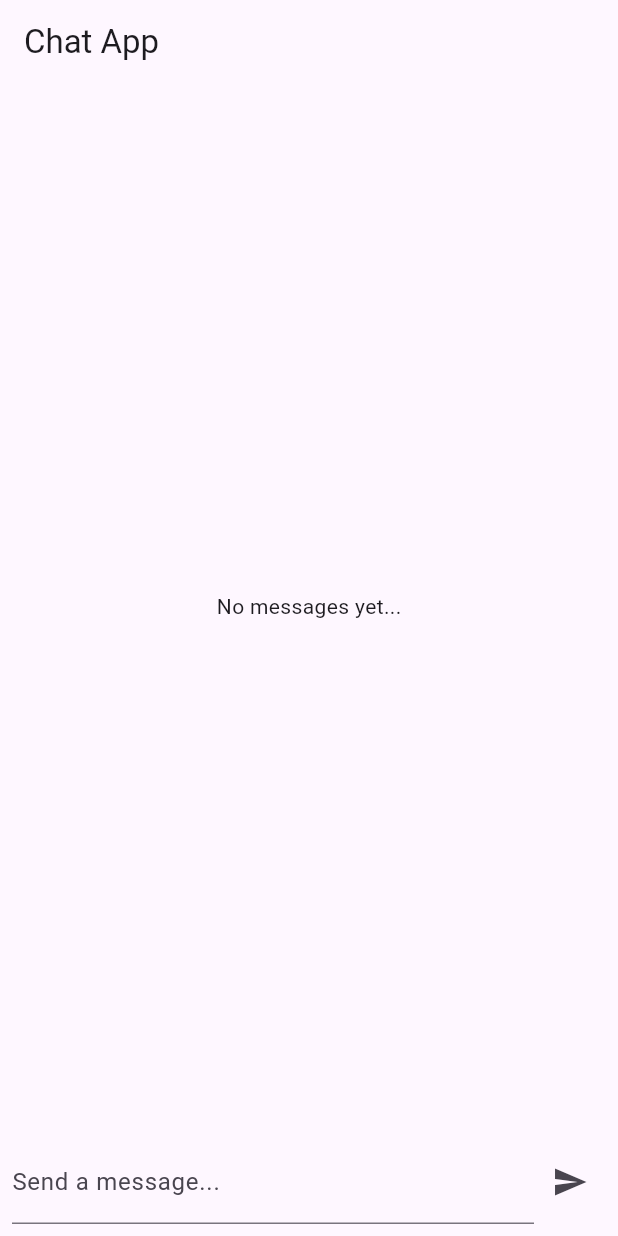
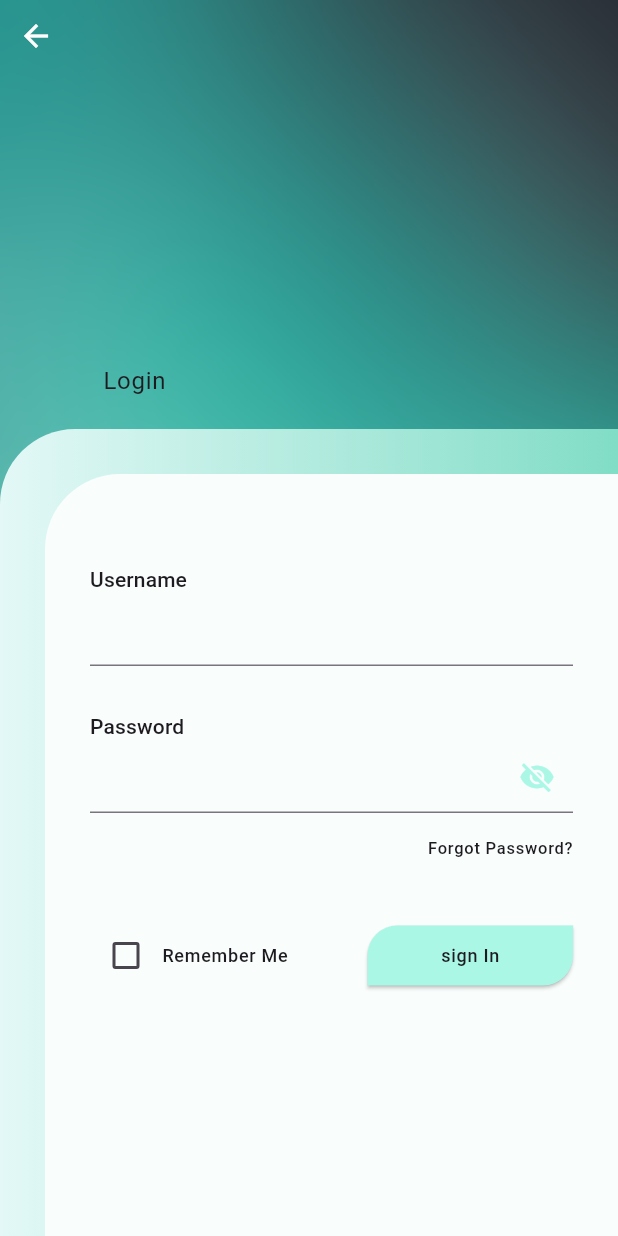
Before and after one commit to 3bdsyd/chat-app, a Flutter app: the screen it shows after launch, on a phone screen of 412 x 824 dp. Run offline on Flutter 3.47's test engine with Material 3 defaults, Android fonts, the phone set to English and light mode, and no system bars; our stand-ins replace cloud_firestore, firebase_auth, firebase_core, flutter_bloc, google_fonts; accounts and stored records are empty.

Commit message:
finish aith

```diff
--- /dev/null
+++ b/lib/logic/auth_cubit/auth_cubit.dart
@@ -0,0 +1,93 @@
+import 'package:chat_app/chat_screen.dart';
+import 'package:flutter_bloc/flutter_bloc.dart';
+import 'package:flutter/material.dart';
+import 'package:firebase_auth/firebase_auth.dart';
+
+part 'auth_state.dart';
+
+class AuthCubit extends Cubit<AuthState> {
+  final FirebaseAuth firebaseAuth = FirebaseAuth.instance;
+
+  // Controllers
+  final TextEditingController signUpEmailController = TextEditingController();
+  final TextEditingController signUpPasswordController =
+      TextEditingController();
+  final TextEditingController signInEmailController = TextEditingController();
+  final TextEditingController signInPasswordController =
+      TextEditingController();
+
+  AuthCubit() : super(AuthInitial());
+
+  // Method to handle visibility change for password fields
+  bool isVisibility = false;
+  void toggleVisibility() {
+    isVisibility = !isVisibility;
+    emit(AuthVisibilityChanged(isVisibility));
+  }
+
+  // Sign Up with Email
+  void signUpWithEmail({
+    required String email,
+    required String password,
+  }) async {
+    emit(AuthLoading());
+
+    try {
+      await firebaseAuth.createUserWithEmailAndPassword(
+        email: email,
+        password: password,
+      );
+      emit(AuthSuccess());
+      // Get.offAllNamed('/homeScreen');
+    } on FirebaseAuthException catch (e) {
+      if (e.code == 'weak-password') {
+        emit(AuthFailure(message: 'The password provided is too weak.'));
+      } else if (e.code == 'email-already-in-use') {
+        emit(
+            AuthFailure(message: 'The account already exists for that email.'));
+      } else {
+        emit(AuthFailure(message: e.toString()));
+      }
+    } catch (e) {
+      emit(AuthFailure(message: e.toString()));
+    }
+  }
+
+  // Sign In with Email
+  void signInWithEmail(
+    BuildContext context, {
+    required String email,
+    required String password,
+  }) async {
+    emit(AuthLoading());
+
+    try {
+      await firebaseAuth.signInWithEmailAndPassword(
+        email: email,
+        password: password,
+      );
+      // boxLogin.write('loginKey', true);
+      emit(AuthSuccess());
+      Navigator.push(
+          context, MaterialPageRoute(builder: (context) => ChatScreen()));
+    } on FirebaseAuthException catch (e) {
+      if (e.code == 'user-not-found') {
+        emit(AuthFailure(message: 'No user found for that email.'));
+      } else if (e.code == 'wrong-password') {
+        emit(AuthFailure(message: 'Wrong password provided.'));
+      } else {
+        emit(AuthFailure(message: e.toString()));
+      }
+    } catch (e) {
+      emit(AuthFailure(message: e.toString()));
+    }
+  }
+
+  // Sign Out
+  void signOut() async {
+    // boxLogin.write('loginKey', false);
+    await firebaseAuth.signOut();
+    emit(AuthSignedOut());
+    // Get.toNamed('/loginScreen');
+  }
+}
--- /dev/null
+++ b/lib/logic/auth_cubit/auth_state.dart
@@ -0,0 +1,23 @@
+part of 'auth_cubit.dart';
+
+abstract class AuthState {}
+
+class AuthInitial extends AuthState {}
+
+class AuthLoading extends AuthState {}
+
+class AuthSuccess extends AuthState {}
+
+class AuthFailure extends AuthState {
+  final String message;
+
+  AuthFailure({required this.message});
+}
+
+class AuthVisibilityChanged extends AuthState {
+  final bool isVisible;
+
+  AuthVisibilityChanged(this.isVisible);
+}
+
+class AuthSignedOut extends AuthState {}
--- a/lib/main.dart
+++ b/lib/main.dart
@@ -1,6 +1,9 @@
+import 'package:chat_app/logic/auth_cubit/auth_cubit.dart';
+import 'package:chat_app/view/login_screen.dart';
 import 'package:flutter/material.dart';
 import 'package:firebase_core/firebase_core.dart';
 import 'package:flutter_bloc/flutter_bloc.dart';
+import 'package:google_fonts/google_fonts.dart';
 import 'chat_screen.dart';
 import 'chat_cubit.dart';
 
@@ -21,14 +24,18 @@ class MyApp extends StatelessWidget {
           create: (context) =>
               ChatCubit()..fetchMessages(), // Provide the ChatCubit globally
         ),
+        BlocProvider(
+          create: (context) => AuthCubit(),
+        ),
       ],
       child: MaterialApp(
         debugShowCheckedModeBanner: false,
         title: 'Chat App',
         theme: ThemeData(
+          textTheme: GoogleFonts.aDLaMDisplayTextTheme(),
           primarySwatch: Colors.blue,
         ),
-        home: ChatScreen(),
+        home: LoginScreen(),
       ),
     );
   }
--- /dev/null
+++ b/lib/utils/colors_utils.dart
@@ -0,0 +1,7 @@
+import 'package:chat_app/utils/hex_color.dart';
+import 'package:flutter/material.dart';
+
+class ColorsUtils {
+  static Color mainColor = HexColor('#33084b');
+  static Color backgroundColor = HexColor('AAF7E6');
+}
--- /dev/null
+++ b/lib/utils/hex_color.dart
@@ -0,0 +1,11 @@
+import 'package:flutter/material.dart';
+
+class HexColor extends Color {
+  HexColor(final String hexColor) : super(_getColorFromHex(hexColor));
+
+  static int _getColorFromHex(String hexColor) {
+    hexColor = hexColor.toUpperCase().replaceAll('#', '');
+    hexColor = hexColor.length == 6 ? 'FF$hexColor' : '';
+    return int.parse(hexColor, radix: 16);
+  }
+}
--- /dev/null
+++ b/lib/utils/text_utils.dart
@@ -0,0 +1,22 @@
+class TextUtils {
+  static const String appName = 'PLUTO MOVIE';
+  static const String splashScreen = '/';
+  static const String signUpScreen = '/SignUpScreen';
+  static const String loginScreen = '/LoginScreen';
+  static const String homeScreen = '/HomeScreen';
+  static const String detailsScreen = '/DetailsScreen';
+  static const String signIn = 'sign In';
+  static const String login = 'Login';
+  static const String signUp = 'Sign Up';
+
+  static const String register = 'Register';
+  static const String rememberMe = 'Remember Me';
+  static const String nameValid = r'^[a-z A-Z]+$';
+  static const String emailValid =
+      r"^[a-zA-Z0-9.a-zA-Z0-9.!#$%&'*+-/=?^_`{|}~]+@[a-zA-Z0-9]+\.[a-zA-Z]+";
+  static const String passwordValid =
+      r'^(?=.*?[A-Z])(?=.*?[a-z])(?=.*?[0-9])(?=.*?[!@#\$&*~]).{8,}$';
+  static const String baseUrl = 'https://api.themoviedb.org';
+  static const String baseUrlImage = 'https://image.tmdb.org/t/p/w500/';
+  static const String loginKey = 'loginKey';
+}
--- /dev/null
+++ b/lib/view/login_screen.dart
@@ -0,0 +1,314 @@
+import 'package:chat_app/logic/auth_cubit/auth_cubit.dart';
+import 'package:chat_app/utils/colors_utils.dart';
+import 'package:chat_app/utils/text_utils.dart';
+import 'package:flutter/material.dart';
+import 'package:flutter_bloc/flutter_bloc.dart';
+
+class LoginScreen extends StatelessWidget {
+  LoginScreen({super.key});
+  final GlobalKey<FormState> keyForm = GlobalKey<FormState>();
+
+  @override
+  Widget build(BuildContext context) {
+    return SafeArea(
+      child: Scaffold(
+        body: Container(
+          height: double.infinity,
+          width: double.infinity,
+          decoration: const BoxDecoration(
+            image: DecorationImage(
+              fit: BoxFit.fill,
+              image: AssetImage('assets/images/login_image.png'),
+            ),
+          ),
+          child: Column(
+            children: [
+              Align(
+                alignment: Alignment.centerLeft,
+                child: IconButton(
+                  onPressed: () {
+                    Navigator.of(context).pop();
+                  },
+                  icon: const Icon(Icons.arrow_back),
+                  color: Colors.white,
+                ),
+              ),
+              Expanded(flex: 1, child: Container()),
+              Expanded(
+                flex: 3,
+                child: Column(
+                  children: [
+                    Row(
+                      children: [
+                        Expanded(flex: 1, child: Container()),
+                        Expanded(
+                          flex: 5,
+                          child: Text(
+                            TextUtils.login,
+                            style: Theme.of(context).textTheme.bodyLarge,
+                          ),
+                        ),
+                      ],
+                    ),
+                    Expanded(
+                      child: Container(
+                        margin: const EdgeInsets.only(top: 20),
+                        width: double.infinity,
+                        padding: const EdgeInsets.only(left: 30, top: 30),
+                        decoration: const BoxDecoration(
+                          gradient: LinearGradient(
+                            begin: Alignment.centerLeft,
+                            end: Alignment.centerRight,
+                            colors: [
+                              Color.fromARGB(255, 227, 248, 247),
+                              Color.fromARGB(255, 129, 221, 198),
+                            ],
+                          ),
+                          borderRadius: BorderRadius.only(
+                            topLeft: Radius.circular(50),
+                          ),
+                        ),
+                        child: Container(
+                          decoration: const BoxDecoration(
+                            color: Color.fromARGB(255, 249, 253, 252),
+                            borderRadius: BorderRadius.only(
+                              topLeft: Radius.circular(50),
+                            ),
+                          ),
+                          child: Padding(
+                            padding: const EdgeInsets.all(30.0),
+                            child: SingleChildScrollView(
+                              child: Form(
+                                key: keyForm,
+                                child: Column(
+                                  crossAxisAlignment: CrossAxisAlignment.start,
+                                  children: [
+                                    NameAndPasswordWidget(
+                                      isLoginScreen: true,
+                                    ),
+                                    SizedBox(height: 40),
+                                    ButtonSignInWidget(
+                                      isLoginScreen: true,
+                                      keyForm: keyForm,
+                                    ),
+                                  ],
+                                ),
+                              ),
+                            ),
+                          ),
+                        ),
+                      ),
+                    ),
+                  ],
+                ),
+              ),
+            ],
+          ),
+        ),
+      ),
+    );
+  }
+}
+
+class NameAndPasswordWidget extends StatelessWidget {
+  const NameAndPasswordWidget({
+    super.key,
+    required this.isLoginScreen,
+  });
+
+  final bool isLoginScreen;
+
+  @override
+  Widget build(BuildContext context) {
+    final authCubit = context.read<AuthCubit>();
+
+    return Column(
+      children: [
+        SizedBox(height: 30),
+        Align(
+          alignment: Alignment.centerLeft,
+          child: Text(
+            'Username',
+            style: Theme.of(context).textTheme.labelLarge,
+          ),
+        ),
+        FromFieldWidget(
+          isEmail: true,
+          validator: (value) {
+            if (!RegExp(TextUtils.emailValid).hasMatch(value)) {
+              return 'Enter a Valid Email Address';
+            } else {
+              return null;
+            }
+          },
+          controller: isLoginScreen
+              ? authCubit.signInEmailController
+              : authCubit.signUpEmailController,
+          hintText: isLoginScreen ? '' : 'EX: Abdulrahman',
+        ),
+        SizedBox(height: 30),
+        Align(
+          alignment: Alignment.centerLeft,
+          child: Text(
+            'Password',
+            style: Theme.of(context).textTheme.labelLarge,
+          ),
+        ),
+        FromFieldWidget(
+          isEmail: false,
+          validator: (value) {
+            if (value.toString().isEmpty ||
+                !RegExp(TextUtils.passwordValid).hasMatch(value)) {
+              return 'Enter valid password';
+            } else {
+              return null;
+            }
+          },
+          controller: isLoginScreen
+              ? authCubit.signInPasswordController
+              : authCubit.signUpPasswordController,
+          hintText: isLoginScreen ? '' : 'EX: pa#dd1*23',
+        ),
+        SizedBox(height: 15),
+        isLoginScreen
+            ? Align(
+                alignment: Alignment.bottomRight,
+                child: Text(
+                  'Forgot Password?',
+                  style: Theme.of(context).textTheme.labelSmall,
+                ),
+              )
+            : Container(),
+      ],
+    );
+  }
+}
+
+class ButtonSignInWidget extends StatelessWidget {
+  const ButtonSignInWidget({
+    super.key,
+    required this.isLoginScreen,
+    required this.keyForm,
+  });
+
+  final bool isLoginScreen;
+  final GlobalKey<FormState> keyForm;
+
+  @override
+  Widget build(BuildContext context) {
+    final authCubit = context.read<AuthCubit>();
+
+    return Row(
+      children: [
+        Checkbox(
+          value: false,
+          onChanged: (_) {},
+        ),
+        Expanded(
+          flex: 2,
+          child: Text(
+            TextUtils.rememberMe,
+            style: Theme.of(context).textTheme.labelMedium,
+          ),
+        ),
+        Expanded(child: Container(), flex: 1),
+        Expanded(
+          flex: 3,
+          child: ElevatedButton(
+            onPressed: () {
+              if (isLoginScreen) {
+                authCubit.signInWithEmail(
+                  context,
+                  email: authCubit.signInEmailController.text,
+                  password: authCubit.signInPasswordController.text,
+                );
+              } else {
+                if (keyForm.currentState!.validate()) {
+                  authCubit.signUpWithEmail(
+                    email: authCubit.signUpEmailController.text,
+                    password: authCubit.signUpPasswordController.text,
+                  );
+                }
+              }
+            },
+            style: ElevatedButton.styleFrom(
+              backgroundColor: ColorsUtils.backgroundColor,
+              shape: const RoundedRectangleBorder(
+                borderRadius: BorderRadius.only(
+                  topLeft: Radius.circular(20),
+                  bottomRight: Radius.circular(20),
+                ),
+              ),
+            ),
+            child: Text(
+              isLoginScreen ? TextUtils.signIn : TextUtils.register,
+              style: Theme.of(context).textTheme.labelMedium,
+            ),
+          ),
+        ),
+      ],
+    );
+  }
+}
+
+class FromFieldWidget extends StatelessWidget {
+  const FromFieldWidget({
+    super.key,
+    required this.isEmail,
+    required this.validator,
+    required this.controller,
+    required this.hintText,
+  });
+
+  final bool isEmail;
+  final Function(dynamic value) validator;
+  final TextEditingController controller;
+  final String hintText;
+
+  @override
+  Widget build(BuildContext context) {
+    final authCubit = context.read<AuthCubit>();
+
+    return BlocBuilder<AuthCubit, AuthState>(
+      builder: (context, state) {
+        return TextFormField(
+          controller: controller,
+          keyboardType: isEmail
+              ? TextInputType.emailAddress
+              : TextInputType.visiblePassword,
+          validator: (value) => validator(value),
+          style: Theme.of(context).textTheme.labelMedium,
+          obscureText: isEmail ? false : !authCubit.isVisibility,
+          decoration: InputDecoration(
+            suffixIconColor: ColorsUtils.backgroundColor,
+            hintText: hintText,
+            hintStyle: Theme.of(context).textTheme.bodyMedium,
+            suffixIcon: isEmail
+                ? const Text('')
+                : IconButton(
+                    onPressed: () {
+                      authCubit.toggleVisibility();
+                    },
+                    icon: Icon(
+                      authCubit.isVisibility
+                          ? Icons.visibility
+                          : Icons.visibility_off,
+                    ),
+                  ),
+            border: UnderlineInputBorder(
+              borderSide: BorderSide(
+                color: ColorsUtils.backgroundColor,
+              ),
+            ),
+            focusedBorder: UnderlineInputBorder(
+              borderSide: BorderSide(
+                color: ColorsUtils.backgroundColor,
+                width: 2,
+              ),
+            ),
+          ),
+        );
+      },
+    );
+  }
+}
```
Also changed, not shown: pubspec.yaml (+6 -5 lines), assets/images/login_image.png (added), pubspec.lock, 4 other files.
